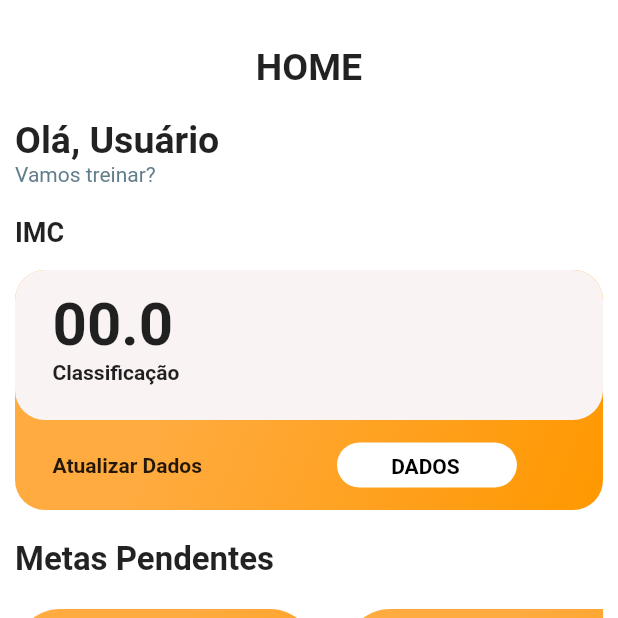
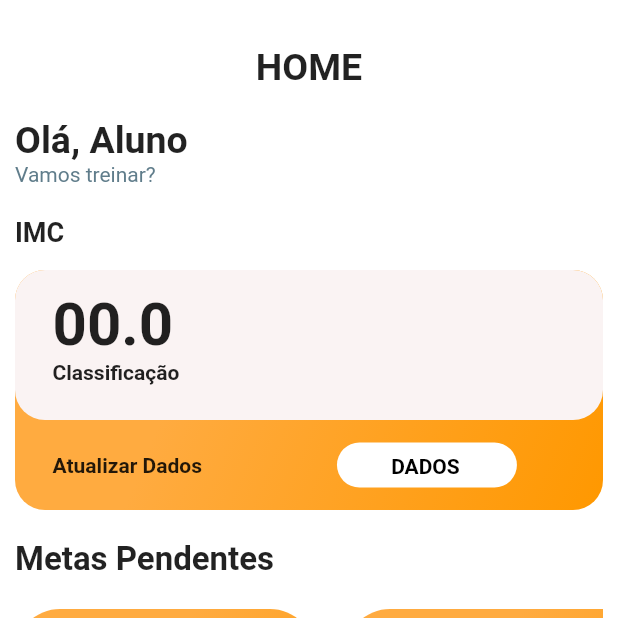
Before and after one commit to Matheus-Uchoa/App-Gerenciamento-de-Peso-ProjetoIntegrador, a Flutter app: the HomeAluno screen opened directly, on a phone screen of 412 x 824 dp, the top half of it. Run offline on Flutter 3.47's test engine with Material 2 defaults, Android fonts, the phone set to English and light mode, and no system bars; missing offline and left inert: flutter_pin_code_fields.

Commit message:
autualizando home do aluno

```diff
--- a/lib/pages/home_aluno.dart
+++ b/lib/pages/home_aluno.dart
@@ -29,7 +29,7 @@ class HomeAluno extends StatelessWidget {
               crossAxisAlignment: CrossAxisAlignment.start,
               children: <Widget>[
                 Text(
-                  "Olá, Usuário",
+                  "Olá, Aluno",
                   style: TextStyle(fontSize: 25, fontWeight: FontWeight.bold),
                 ),
                 Text(
```
